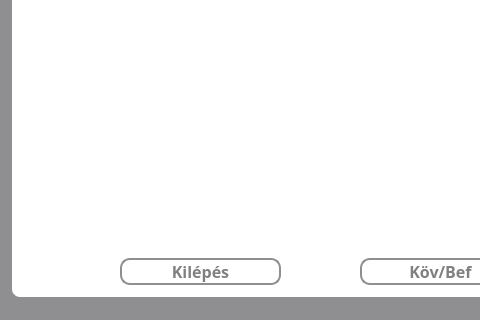
Old version of the form src/main/resources/ui/default/learnWindow.ui in the repository pkristof1999/Szakdolgozat; both pictures show x 0 to 480 and y 152 to 472 of the 640 by 472 pixel window.
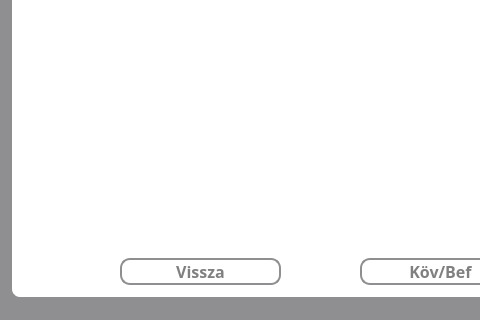
New version of the form.

Commit message: Tanulós mód ablakának megnyitása leckére kattintva.

```diff
--- a/src/main/resources/ui/default/learnWindow.ui
+++ b/src/main/resources/ui/default/learnWindow.ui
@@ -66,7 +66,7 @@
 }</string>
      </property>
      <property name="text">
-      <string>Kilépés</string>
+      <string>Vissza</string>
      </property>
     </widget>
     <widget class="QPushButton" name="nextButton">
```
Left out of the diff: 6 changed lines with no effect on the pictures. The commit also changes 2 other files.
